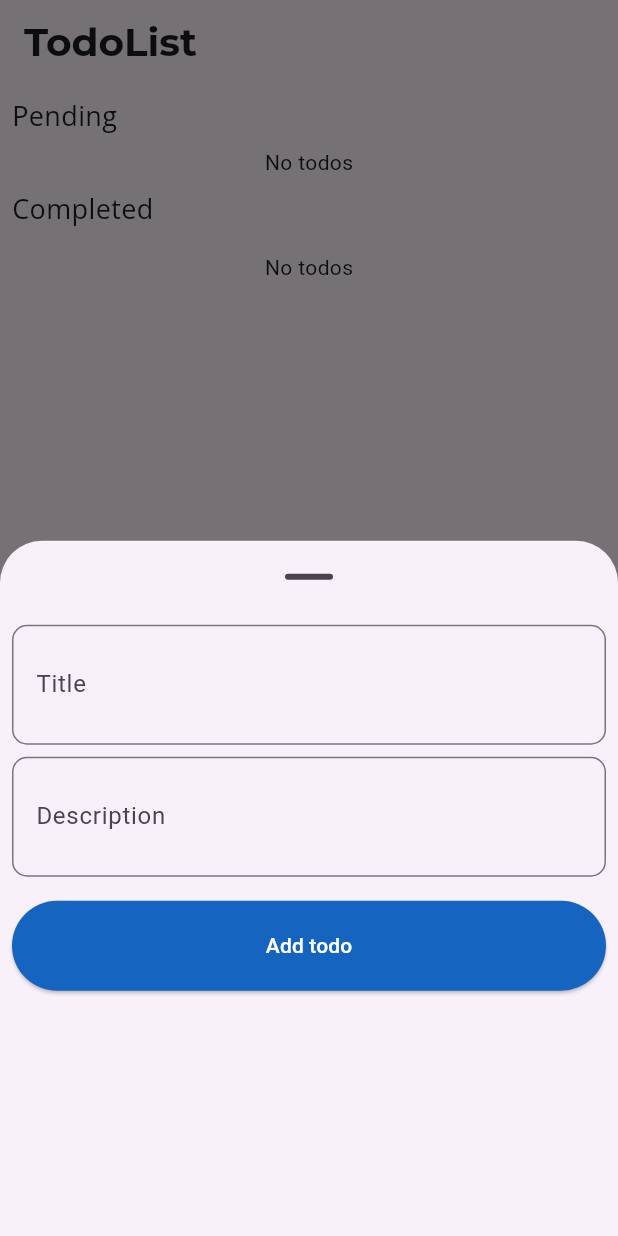
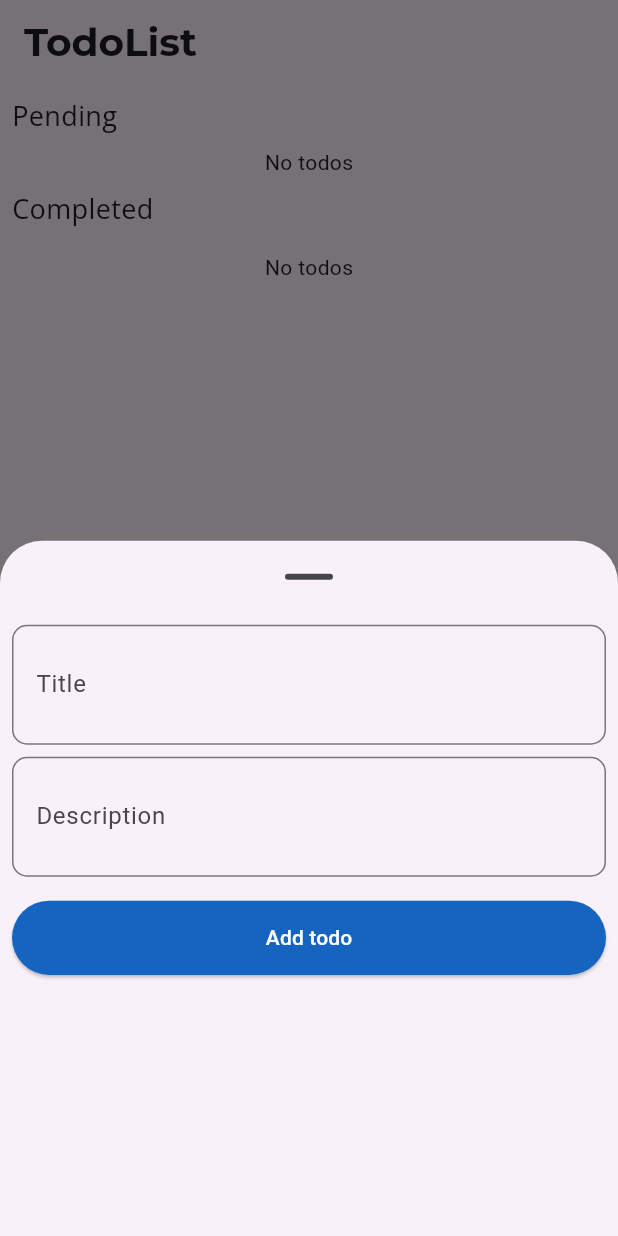
Before and after one commit to VSen910/strapi-todo-list, a Flutter app: the screen it shows after launch, after a tap on the "add" icon, on a phone screen of 412 x 824 dp. Run offline on Flutter 3.47's test engine with Material 3 defaults, Android fonts, the phone set to English and light mode, and no system bars; our stand-ins replace flutter_dotenv, flutter_riverpod, google_fonts, graphql_flutter; network calls fail.

Commit message:
Added responsiveness to todo card and button

```diff
--- a/lib/screens/home_page.dart
+++ b/lib/screens/home_page.dart
@@ -30,6 +30,9 @@ class HomePage extends ConsumerWidget {
 
   @override
   Widget build(BuildContext context, WidgetRef ref) {
+    final screenHeight = MediaQuery.of(context).size.height;
+    final screenWidth = MediaQuery.of(context).size.width;
+
     final todos = ref.watch(taskProvider);
     final pendingTodos = findPendingTodos(todos);
     final completedTodos = findCompletedTodos(todos);
@@ -167,7 +170,7 @@ class HomePage extends ConsumerWidget {
                     ),
                     const SizedBox(height: 16.0),
                     SizedBox(
-                      height: 60,
+                      height: 0.06 * screenHeight,
                       width: double.infinity,
                       child: ElevatedButton(
                         style: ElevatedButton.styleFrom(
```
Also changed, not shown: lib/utils/todo_card.dart (+5 -2 lines).
